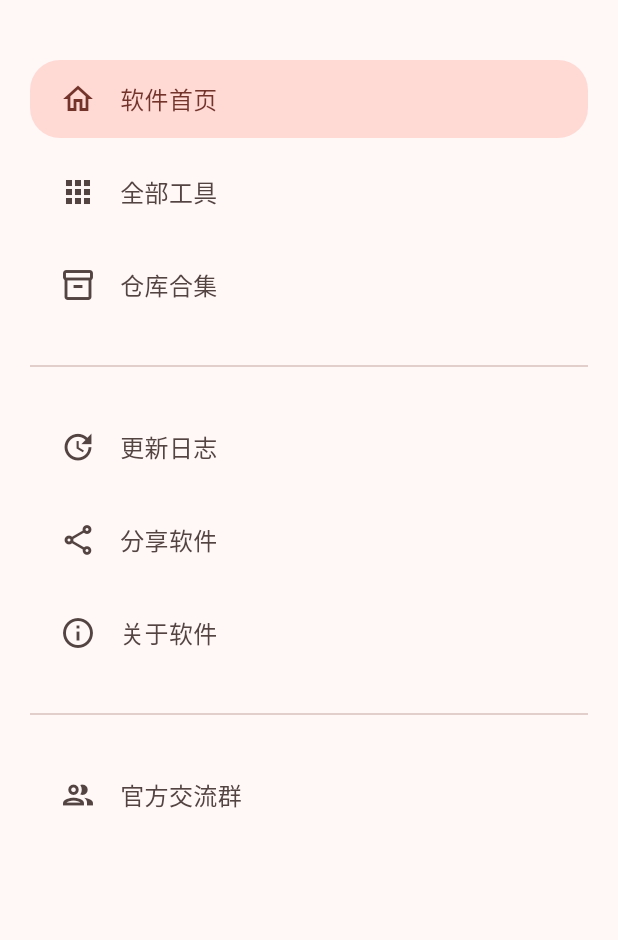
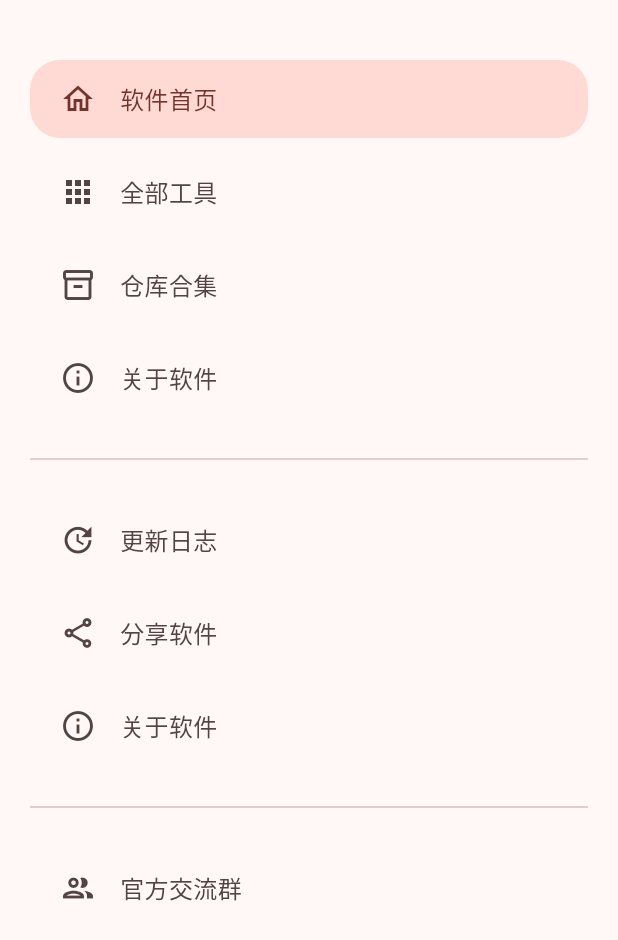
Before and after one commit to paditianxiu/query_assistant_padi, a Flutter app: the DrawerMenu widget shown alone on an empty page, opened directly, on a phone screen of 412 x 824 dp. Shown: the top 940 px of the screen. Run offline on Flutter 3.47's test engine with Material 3 defaults, Android fonts, the phone set to English and light mode, and no system bars; our stand-ins replace cached_network_image, delightful_toast, dio, easy_refresh, flutter_screenutil, get and 5 more; missing offline and left inert: lazy_load_indexed_stack; accounts and stored records are empty.

Commit message:
Drawer优化

```diff
--- a/lib/ui/drawer_menu.dart
+++ b/lib/ui/drawer_menu.dart
@@ -1,5 +1,6 @@
 import 'package:flutter/material.dart';
 import 'package:get/get.dart';
+import 'package:query_assistant_padi/screen/tools/controller.dart';
 
 class DrawerMenu extends StatefulWidget {
   const DrawerMenu({super.key});
@@ -9,16 +10,20 @@ class DrawerMenu extends StatefulWidget {
 }
 
 class _DrawerMenuState extends State<DrawerMenu> {
-  int selected = 0;
+  final HomeController controller = Get.find<HomeController>();
 
   Widget buildItem(IconData icon, String title, int index) {
-    bool active = selected == index;
+    final theme = Get.theme;
 
-    final theme = Get.theme;
+    return Obx(() {
+      final bool active = controller.navIndex.value == index;
 
       return InkWell(
         borderRadius: BorderRadius.circular(20),
-      onTap: () => setState(() => selected = index),
+        onTap: () {
+          controller.changeNavIndex(index);
+          Get.back();
+        },
         child: Container(
           padding: const EdgeInsets.symmetric(horizontal: 20, vertical: 14),
           decoration: active
@@ -39,6 +44,7 @@ class _DrawerMenuState extends State<DrawerMenu> {
           ),
         ),
       );
+    });
   }
 
   @override
@@ -53,14 +59,16 @@ class _DrawerMenuState extends State<DrawerMenu> {
           buildItem(Icons.apps, "全部工具", 1),
           const SizedBox(height: 10),
           buildItem(Icons.inventory_2_outlined, "仓库合集", 2),
+          const SizedBox(height: 10),
+          buildItem(Icons.info_outline, "关于软件", 3),
           const Padding(padding: EdgeInsets.symmetric(vertical: 20), child: Divider()),
-          buildItem(Icons.update, "更新日志", 3),
+          buildItem(Icons.update, "更新日志", 4),
           const SizedBox(height: 10),
-          buildItem(Icons.share_outlined, "分享软件", 4),
+          buildItem(Icons.share_outlined, "分享软件", 5),
           const SizedBox(height: 10),
-          buildItem(Icons.info_outline, "关于软件", 5),
+          buildItem(Icons.info_outline, "关于软件", 6),
           const Padding(padding: EdgeInsets.symmetric(vertical: 20), child: Divider()),
-          buildItem(Icons.group_outlined, "官方交流群", 6),
+          buildItem(Icons.group_outlined, "官方交流群", 7),
         ],
       ),
     );
```
Lines whose indentation alone changed are shown as unchanged.
